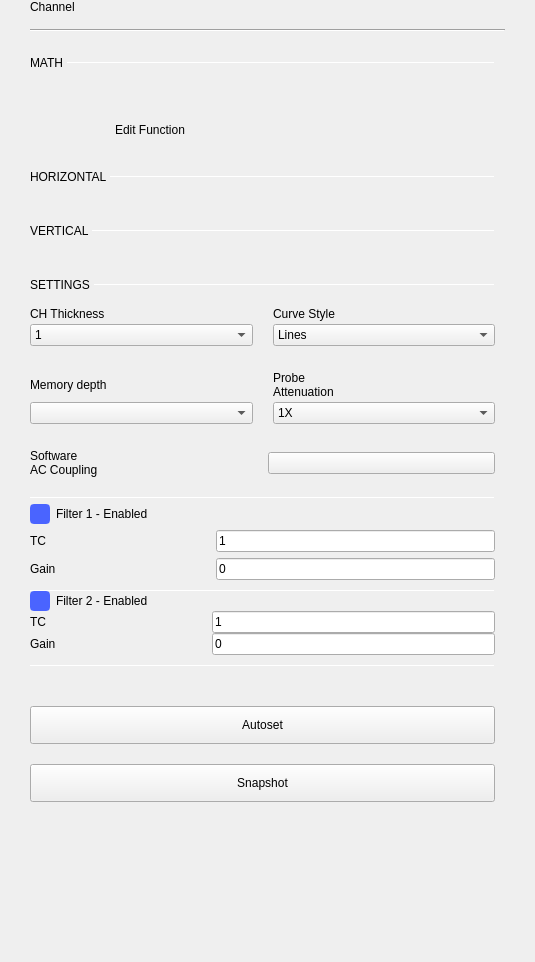
Old version of the form ui/channel_settings.ui in the repository analogdevicesinc/scopy.
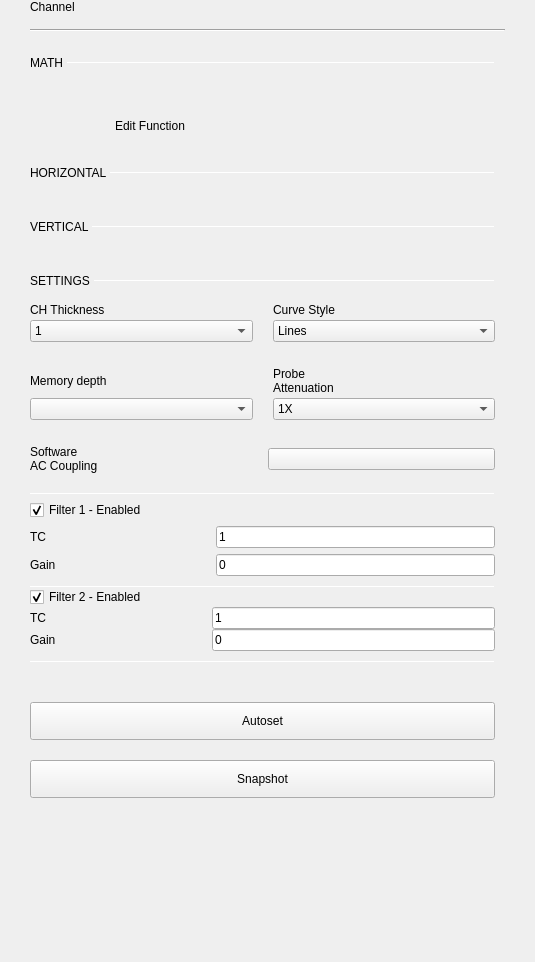
New version of the form. Custom widgets are drawn as their Qt base class.

What changed in the file:
```diff
--- a/ui/channel_settings.ui
+++ b/ui/channel_settings.ui
@@ -270,11 +270,7 @@
               <item>
                <widget class="QLabel" name="function_2">
                 <property name="styleSheet">
-                 <string notr="true">QLabel {
-	color: white;
-	font: bold  ;	
-	font-size: 16px;
-}</string>
+                 <string notr="true"/>
                 </property>
                 <property name="text">
                  <string/>
@@ -912,22 +908,7 @@
        <item>
         <widget class="QWidget" name="filter1" native="true">
          <property name="styleSheet">
-          <string notr="true">QCheckBox::indicator {
-  border: 2px solid rgb(74, 100, 255);
-  border-radius: 4px;
-  width: 16px;
-  height: 16px;
-  subcontrol-position: left;
-}
-
-QCheckBox::indicator:checked {
-  background-color: rgb(74, 100, 255);
-}
-
-QCheckBox{
-text-align: center;
-
-}</string>
+          <string notr="true"/>
          </property>
          <layout class="QVBoxLayout" name="verticalLayout_5">
           <property name="leftMargin">
@@ -1072,22 +1053,7 @@
        <item>
         <widget class="QWidget" name="filter2" native="true">
          <property name="styleSheet">
-          <string notr="true">QCheckBox::indicator {
-  border: 2px solid rgb(74, 100, 255);
-  border-radius: 4px;
-  width: 16px;
-  height: 16px;
-  subcontrol-position: left;
-}
-
-QCheckBox::indicator:checked {
-  background-color: rgb(74, 100, 255);
-}
-
-QCheckBox{
-text-align: center;
-
-}</string>
+          <string notr="true"/>
          </property>
          <layout class="QVBoxLayout" name="verticalLayout_6">
           <property name="spacing">
```
